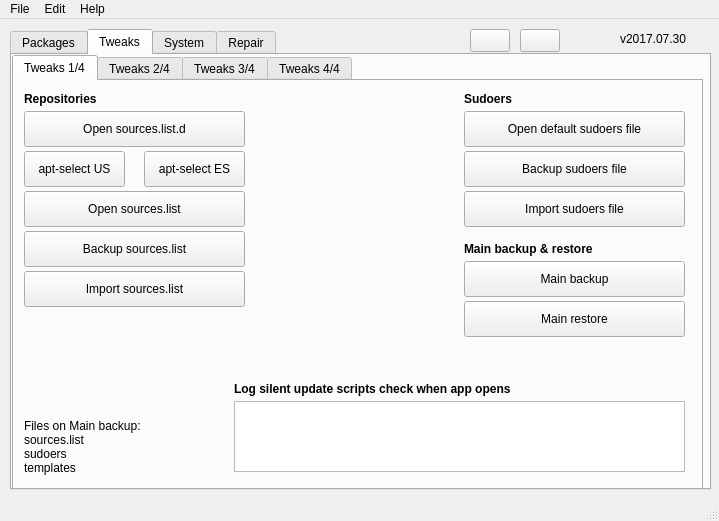
This is mainwindow.ui in adgellida/ubunsys as Qt 5 draws it before an edit. The edited form follows.
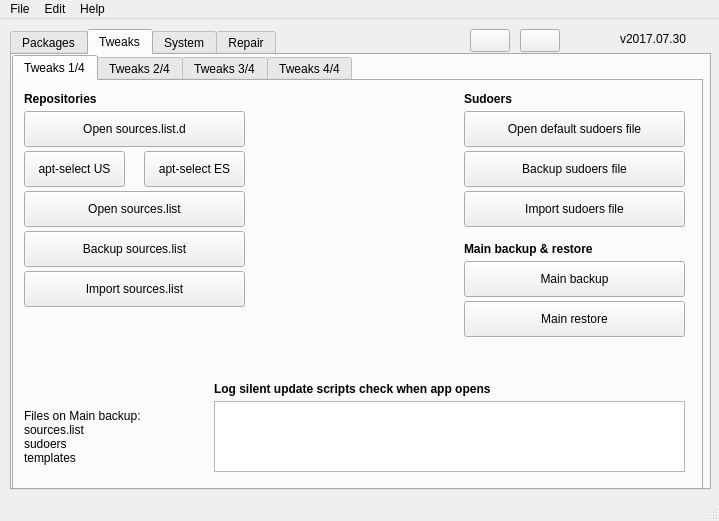
This is the edited form. The open tabs and pages were chosen to show the change. Icons and pictures are not drawn.

The edit to the form file:
```diff
--- a/mainwindow.ui
+++ b/mainwindow.ui
@@ -498,7 +498,7 @@
         <property name="geometry">
          <rect>
           <x>10</x>
-          <y>310</y>
+          <y>300</y>
           <width>221</width>
           <height>111</height>
          </rect>
@@ -519,9 +519,9 @@
        <widget class="QTextBrowser" name="textBrowser">
         <property name="geometry">
          <rect>
-          <x>220</x>
+          <x>200</x>
           <y>320</y>
-          <width>451</width>
+          <width>471</width>
           <height>71</height>
          </rect>
         </property>
@@ -529,9 +529,9 @@
        <widget class="QLabel" name="label_41">
         <property name="geometry">
          <rect>
-          <x>220</x>
+          <x>200</x>
           <y>300</y>
-          <width>461</width>
+          <width>471</width>
           <height>16</height>
          </rect>
         </property>
```
Left out of the diff: 2 changed lines with no effect on the pictures.
